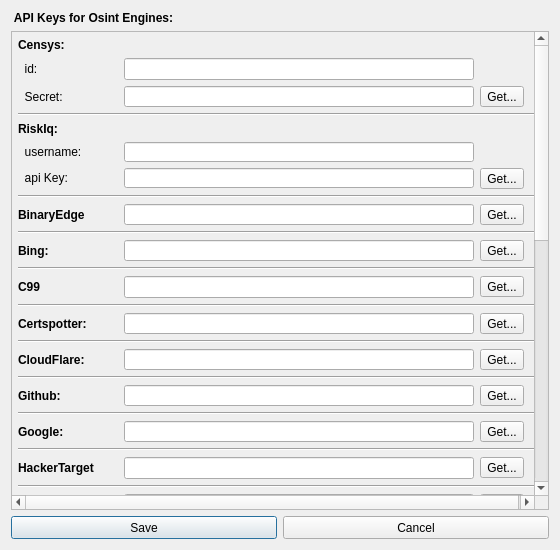
First picture: the form in gui/src/Dialogs/ApiKeysDialog.ui, repository 3nock/OTE, before the edit.
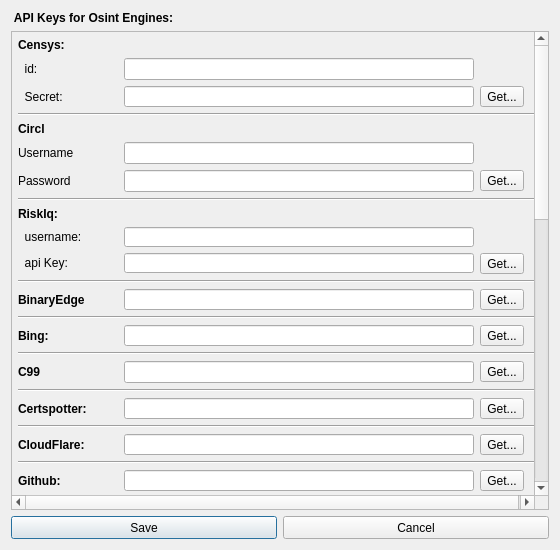
Second picture: the form after the edit.

```diff
--- a/gui/src/Dialogs/ApiKeysDialog.ui
+++ b/gui/src/Dialogs/ApiKeysDialog.ui
@@ -72,9 +72,9 @@
       <property name="geometry">
        <rect>
         <x>0</x>
-        <y>-596</y>
+        <y>-626</y>
         <width>532</width>
-        <height>1059</height>
+        <height>1180</height>
        </rect>
       </property>
       <layout class="QVBoxLayout" name="verticalLayout">
@@ -269,6 +269,116 @@
          </property>
         </widget>
        </item>
+       <item>
+        <widget class="QLabel" name="label_32">
+         <property name="font">
+          <font>
+           <weight>75</weight>
+           <bold>true</bold>
+          </font>
+         </property>
+         <property name="text">
+          <string>Circl</string>
+         </property>
+        </widget>
+       </item>
+       <item>
+        <layout class="QHBoxLayout" name="horizontalLayout_31">
+         <item>
+          <widget class="QLabel" name="label_33">
+           <property name="minimumSize">
+            <size>
+             <width>100</width>
+             <height>0</height>
+            </size>
+           </property>
+           <property name="text">
+            <string>Username</string>
+           </property>
+          </widget>
+         </item>
+         <item>
+          <widget class="QLineEdit" name="lineEditCirclUser">
+           <property name="minimumSize">
+            <size>
+             <width>350</width>
+             <height>0</height>
+            </size>
+           </property>
+          </widget>
+         </item>
+         <item>
+          <spacer name="horizontalSpacer_29">
+           <property name="orientation">
+            <enum>Qt::Horizontal</enum>
+           </property>
+           <property name="sizeType">
+            <enum>QSizePolicy::Fixed</enum>
+           </property>
+           <property name="sizeHint" stdset="0">
+            <size>
+             <width>62</width>
+             <height>19</height>
+            </size>
+           </property>
+          </spacer>
+         </item>
+        </layout>
+       </item>
+       <item>
+        <layout class="QHBoxLayout" name="horizontalLayout_30">
+         <item>
+          <widget class="QLabel" name="label_34">
+           <property name="minimumSize">
+            <size>
+             <width>100</width>
+             <height>0</height>
+            </size>
+           </property>
+           <property name="text">
+            <string>Password</string>
+           </property>
+          </widget>
+         </item>
+         <item>
+          <widget class="QLineEdit" name="lineEditCirclPwd">
+           <property name="minimumSize">
+            <size>
+             <width>350</width>
+             <height>0</height>
+            </size>
+           </property>
+          </widget>
+         </item>
+         <item>
+          <widget class="QToolButton" name="buttonGetCircl">
+           <property name="text">
+            <string>Get...</string>
+           </property>
+          </widget>
+         </item>
+         <item>
+          <spacer name="horizontalSpacer_30">
+           <property name="orientation">
+            <enum>Qt::Horizontal</enum>
+           </property>
+           <property name="sizeHint" stdset="0">
+            <size>
+             <width>40</width>
+             <height>20</height>
+            </size>
+           </property>
+          </spacer>
+         </item>
+        </layout>
+       </item>
+       <item>
+        <widget class="Line" name="line_26">
+         <property name="orientation">
+          <enum>Qt::Horizontal</enum>
+         </property>
+        </widget>
+       </item>
        <item>
         <widget class="QLabel" name="label_18">
          <property name="sizePolicy">
@@ -1374,6 +1484,66 @@
          </item>
         </layout>
        </item>
+       <item>
+        <widget class="Line" name="line_27">
+         <property name="orientation">
+          <enum>Qt::Horizontal</enum>
+         </property>
+        </widget>
+       </item>
+       <item>
+        <layout class="QHBoxLayout" name="horizontalLayout_32">
+         <item>
+          <widget class="QLabel" name="label_35">
+           <property name="minimumSize">
+            <size>
+             <width>100</width>
+             <height>0</height>
+            </size>
+           </property>
+           <property name="font">
+            <font>
+             <weight>75</weight>
+             <bold>true</bold>
+            </font>
+           </property>
+           <property name="text">
+            <string>Mnemonic</string>
+           </property>
+          </widget>
+         </item>
+         <item>
+          <widget class="QLineEdit" name="lineEditMnemonic">
+           <property name="minimumSize">
+            <size>
+             <width>350</width>
+             <height>0</height>
+            </size>
+           </property>
+          </widget>
+         </item>
+         <item>
+          <widget class="QToolButton" name="buttonGetMnemonic">
+           <property name="text">
+            <string>Get...</string>
+           </property>
+          </widget>
+         </item>
+         <item>
+          <spacer name="horizontalSpacer_31">
+           <property name="orientation">
+            <enum>Qt::Horizontal</enum>
+           </property>
+           <property name="sizeHint" stdset="0">
+            <size>
+             <width>40</width>
+             <height>20</height>
+            </size>
+           </property>
+          </spacer>
+         </item>
+        </layout>
+       </item>
        <item>
         <widget class="Line" name="line_9">
          <property name="orientation">
```
